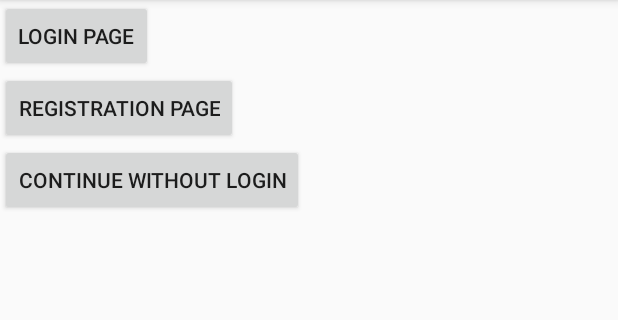
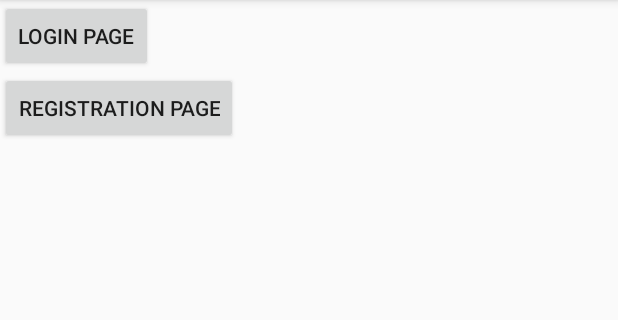
Before and after one commit to UjhelyiB/Museum, an Android app: the screen it shows after launch (LoginActivity), on a phone screen of 412 x 824 dp, the part 84-404 px from its top. Run offline under Robolectric (Android 15) with nearby library versions, the phone set to English and light mode, and no system bars.

Commit message:
Launch app without login removed

```diff
--- a/app/src/main/java/hu/bme/museum/LoginActivity.java
+++ b/app/src/main/java/hu/bme/museum/LoginActivity.java
@@ -16,8 +16,6 @@ public class LoginActivity extends AppCompatActivity {
     Button btRegistrationPage;
     Button btContinue;
 
-    public static final String KEY_TOP = "KEY_TOP";
-
     @Override
     protected void  onCreate(Bundle savedInstanceState){
         super.onCreate(savedInstanceState);
@@ -30,7 +28,6 @@ public class LoginActivity extends AppCompatActivity {
     private void initUI() {
         btLoginPage = (Button) findViewById(R.id.btLoginPage);
         btRegistrationPage = (Button) findViewById(R.id.btRegistrationPage);
-        btContinue = (Button) findViewById(R.id.btContinueWithoutLogin);
 
         btLoginPage.setOnClickListener(new View.OnClickListener() {
             @Override
@@ -46,20 +43,6 @@ public class LoginActivity extends AppCompatActivity {
             }
         });
 
-        btContinue.setOnClickListener(new View.OnClickListener() {
-            @Override
-            public void onClick(View v) {
-
-                continueToApplicationWithoutAuth();
-            }
-        });
-    }
-
-    public void continueToApplicationWithoutAuth() {
-        Intent intent = new Intent();
-        intent.setClass(LoginActivity.this, ApplicationActivity.class);
-        intent.putExtra(KEY_TOP, false);
-        startActivity(intent);
     }
 
     private void showFragment(String tag){
--- a/app/src/main/java/hu/bme/museum/loginfragments/LoginFragment.java
+++ b/app/src/main/java/hu/bme/museum/loginfragments/LoginFragment.java
@@ -55,7 +55,6 @@ public class LoginFragment extends Fragment {
     public void continueToApplicationWithAuth(){
         Intent intent = new Intent();
         intent.setClass(getActivity(), ApplicationActivity.class);
-        intent.putExtra(LoginActivity.KEY_TOP, true);
         startActivity(intent);
     }
 }
--- a/app/src/main/res/layout/activity_login.xml
+++ b/app/src/main/res/layout/activity_login.xml
@@ -19,12 +19,6 @@
             android:layout_width="wrap_content"
             android:layout_height="wrap_content"
             android:text="@string/registration_page"/>
-        <Button
-            android:id="@+id/btContinueWithoutLogin"
-            android:layout_width="wrap_content"
-            android:layout_height="wrap_content"
-            android:layout_marginBottom="10dp"
-            android:text="@string/continue_without_login"/>
 
     </LinearLayout>
 
```
Also changed, not shown: app/src/main/java/hu/bme/museum/ApplicationActivity.java (+1 -8 lines).
